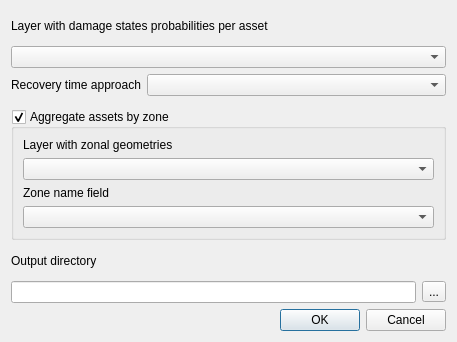
Qt form svir/ui/ui_recovery_modeling.ui (gem/oq-irmt-qgis) before a commit.
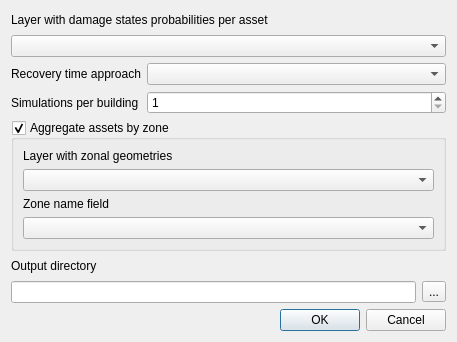
The same form after that commit.

Commit message: Save/load n_simulations from/to user properties and set it through a spinner

```diff
--- a/svir/ui/ui_recovery_modeling.ui
+++ b/svir/ui/ui_recovery_modeling.ui
@@ -42,6 +42,23 @@
      <item row="0" column="1">
       <widget class="QComboBox" name="approach_cbx"/>
      </item>
+     <item row="1" column="0">
+      <widget class="QLabel" name="label_2">
+       <property name="text">
+        <string>Simulations per building</string>
+       </property>
+      </widget>
+     </item>
+     <item row="1" column="1">
+      <widget class="QSpinBox" name="n_simulations_sbx">
+       <property name="minimum">
+        <number>1</number>
+       </property>
+       <property name="maximum">
+        <number>500</number>
+       </property>
+      </widget>
+     </item>
     </layout>
    </item>
    <item>
```
The commit also changes 5 other files.
